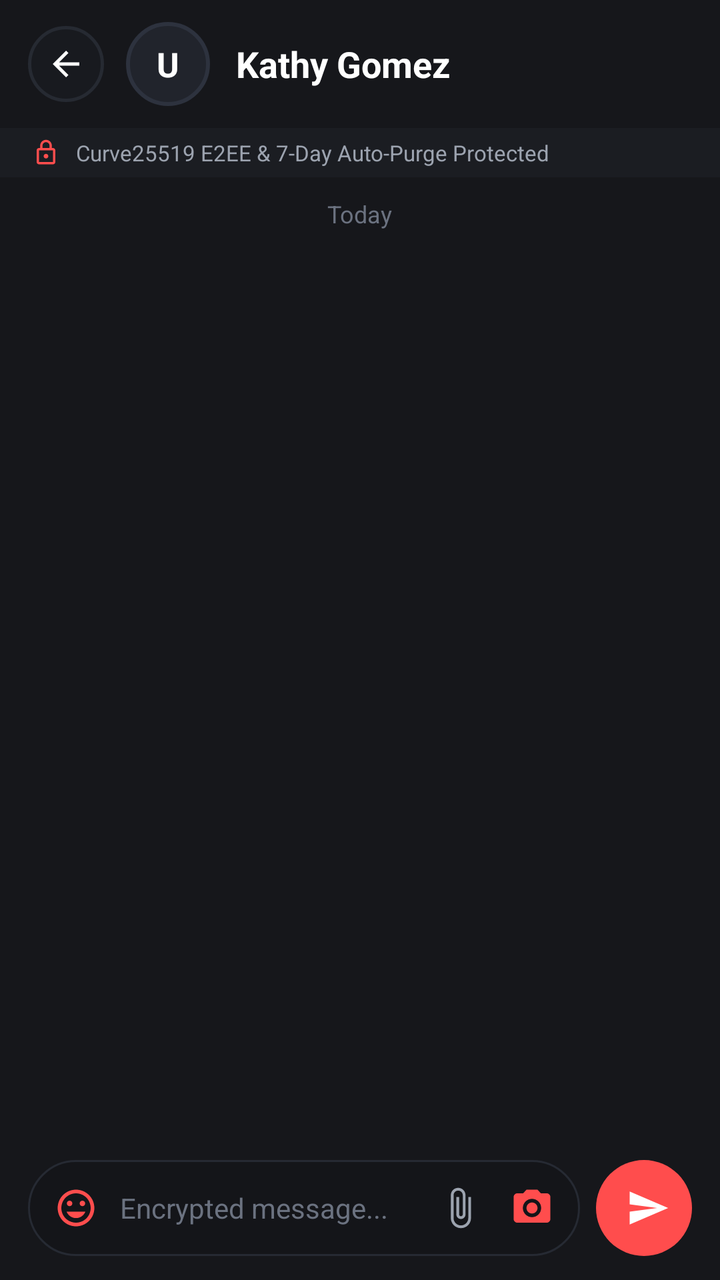
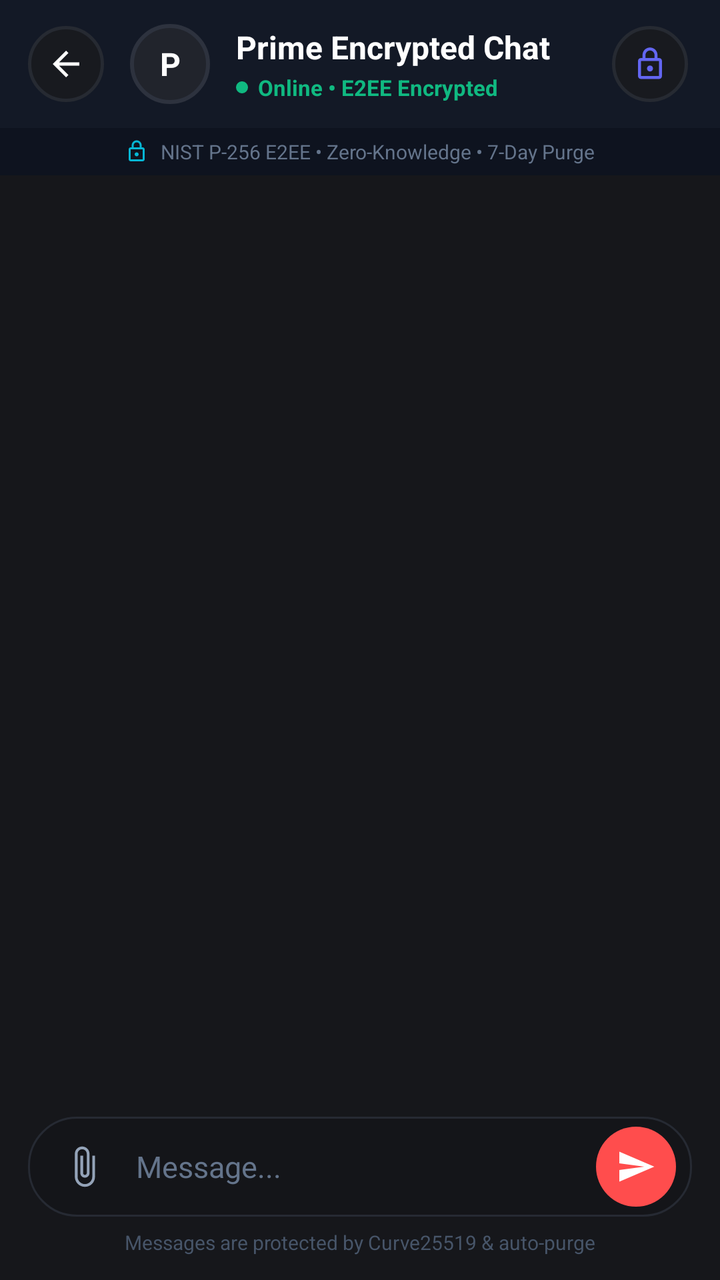

Two renders of the same Android screen: before a commit and after it. Below are the layout's source before the change and the commit's diff.
<!-- AndroidManifest.xml: application theme Theme.AnonChat -->
<!-- res/layout/activity_conversation.xml -->
<?xml version="1.0" encoding="utf-8"?>
<LinearLayout xmlns:android="http://schemas.android.com/apk/res/android"
    xmlns:app="http://schemas.android.com/apk/res-auto"
    android:layout_width="match_parent"
    android:layout_height="match_parent"
    android:orientation="vertical"
    android:background="@color/dark_background">

    
    <com.google.android.material.appbar.MaterialToolbar
        android:id="@+id/toolbar_chat"
        android:layout_width="match_parent"
        android:layout_height="0dp"
        android:visibility="gone" />

    
    <LinearLayout
        android:id="@+id/ll_chat_custom_header"
        android:layout_width="match_parent"
        android:layout_height="64dp"
        android:orientation="horizontal"
        android:gravity="center_vertical"
        android:paddingStart="14dp"
        android:paddingEnd="16dp"
        android:background="@color/dark_background">

        
        <FrameLayout
            android:id="@+id/btn_chat_back"
            android:layout_width="38dp"
            android:layout_height="38dp"
            android:background="@drawable/bg_circle_button_dark"
            android:clickable="true"
            android:focusable="true">

            <ImageView
                android:layout_width="20dp"
                android:layout_height="20dp"
                android:layout_gravity="center"
                android:src="?attr/homeAsUpIndicator"
                app:tint="#FFFFFF"
                android:contentDescription="Back" />
        </FrameLayout>

        
        <FrameLayout
            android:layout_width="44dp"
            android:layout_height="44dp"
            android:layout_marginStart="10dp">

            <TextView
                android:id="@+id/tv_chat_avatar_initial"
                android:layout_width="42dp"
                android:layout_height="42dp"
                android:layout_gravity="center"
                android:background="@drawable/bg_avatar_circle"
                android:gravity="center"
                android:text="U"
                android:textColor="#FFFFFF"
                android:textSize="17sp"
                android:textStyle="bold" />
        </FrameLayout>

        
        <LinearLayout
            android:layout_width="0dp"
            android:layout_height="wrap_content"
            android:layout_weight="1"
            android:layout_marginStart="12dp"
            android:orientation="vertical"
            android:gravity="center_vertical">

            <TextView
                android:id="@+id/tv_chat_recipient_name"
                android:layout_width="wrap_content"
                android:layout_height="wrap_content"
                android:text="Kathy Gomez"
                android:textColor="#FFFFFF"
                android:textSize="18sp"
                android:textStyle="bold"
                android:singleLine="true"
                android:ellipsize="end" />
        </LinearLayout>
    </LinearLayout>

    
    <LinearLayout
        android:id="@+id/banner_security_disclosure"
        android:layout_width="match_parent"
        android:layout_height="wrap_content"
        android:orientation="horizontal"
        android:background="#1B1D22"
        android:paddingTop="5dp"
        android:paddingBottom="5dp"
        android:paddingStart="16dp"
        android:paddingEnd="16dp"
        android:gravity="center_vertical"
        android:clickable="true"
        android:focusable="true">

        <ImageView
            android:layout_width="14dp"
            android:layout_height="14dp"
            android:src="@drawable/ic_lock"
            app:tint="#FF4D4D"
            android:contentDescription="Shield" />

        <TextView
            android:layout_width="0dp"
            android:layout_height="wrap_content"
            android:layout_weight="1"
            android:layout_marginStart="8dp"
            android:text="Curve25519 E2EE &amp; 7-Day Auto-Purge Protected"
            android:textSize="11sp"
            android:textColor="#9CA3AF" />
    </LinearLayout>

    
    <TextView
        android:id="@+id/tv_date_chip"
        android:layout_width="wrap_content"
        android:layout_height="wrap_content"
        android:layout_gravity="center_horizontal"
        android:layout_marginTop="10dp"
        android:layout_marginBottom="4dp"
        android:text="Today"
        android:textSize="12sp"
        android:textColor="#6B7280" />

    
    <androidx.recyclerview.widget.RecyclerView
        android:id="@+id/rv_messages"
        android:layout_width="match_parent"
        android:layout_height="0dp"
        android:layout_weight="1"
        android:clipToPadding="false"
        android:paddingTop="6dp"
        android:paddingBottom="10dp"
        android:background="@color/dark_background" />

    
    <LinearLayout
        android:id="@+id/container_trial_expired"
        android:layout_width="match_parent"
        android:layout_height="wrap_content"
        android:orientation="vertical"
        android:background="#1B1D22"
        android:padding="16dp"
        android:gravity="center"
        android:visibility="gone">

        <TextView
            android:layout_width="wrap_content"
            android:layout_height="wrap_content"
            android:text="@string/trial_expired_notice"
            android:textStyle="bold"
            android:textColor="@color/danger"
            android:gravity="center"
            android:textSize="14sp" />

        <com.google.android.material.button.MaterialButton
            android:id="@+id/btn_activate_from_chat"
            android:layout_width="wrap_content"
            android:layout_height="40dp"
            android:layout_marginTop="10dp"
            android:text="@string/activate_license_btn"
            android:textAllCaps="false"
            app:backgroundTint="#FF4D4D"
            app:cornerRadius="20dp" />
    </LinearLayout>

    
    <LinearLayout
        android:id="@+id/container_input_bar"
        android:layout_width="match_parent"
        android:layout_height="wrap_content"
        android:orientation="horizontal"
        android:gravity="center_vertical"
        android:paddingStart="14dp"
        android:paddingEnd="14dp"
        android:paddingBottom="12dp"
        android:paddingTop="6dp"
        android:background="@color/dark_background">

        
        <LinearLayout
            android:id="@+id/ll_input_box"
            android:layout_width="0dp"
            android:layout_height="48dp"
            android:layout_weight="1"
            android:background="@drawable/bg_input_rounded"
            android:orientation="horizontal"
            android:gravity="center_vertical"
            android:paddingStart="8dp"
            android:paddingEnd="8dp">

            
            <ImageView
                android:id="@+id/btn_emoji"
                android:layout_width="32dp"
                android:layout_height="32dp"
                android:padding="5dp"
                android:src="@drawable/ic_mood"
                app:tint="#FF4D4D"
                android:clickable="true"
                android:focusable="true"
                android:background="?attr/selectableItemBackgroundBorderless"
                android:contentDescription="Emoji" />

            
            <EditText
                android:id="@+id/et_message_input"
                android:layout_width="0dp"
                android:layout_height="match_parent"
                android:layout_weight="1"
                android:layout_marginStart="6dp"
                android:layout_marginEnd="6dp"
                android:background="@null"
                android:hint="@string/type_message_hint"
                android:textColorHint="#6B7280"
                android:textColor="#FFFFFF"
                android:textSize="14sp"
                android:singleLine="true" />

            
            <ImageView
                android:id="@+id/btn_attach_media"
                android:layout_width="32dp"
                android:layout_height="32dp"
                android:padding="5dp"
                android:src="@drawable/ic_attach"
                app:tint="#9CA3AF"
                android:clickable="true"
                android:focusable="true"
                android:background="?attr/selectableItemBackgroundBorderless"
                android:contentDescription="Attach Image or Video" />

            
            <ImageView
                android:id="@+id/btn_camera_capture"
                android:layout_width="32dp"
                android:layout_height="32dp"
                android:layout_marginStart="4dp"
                android:padding="5dp"
                android:src="@drawable/ic_camera"
                app:tint="#FF4D4D"
                android:clickable="true"
                android:focusable="true"
                android:background="?attr/selectableItemBackgroundBorderless"
                android:contentDescription="Camera" />
        </LinearLayout>

        
        <FrameLayout
            android:id="@+id/btn_send_container"
            android:layout_width="48dp"
            android:layout_height="48dp"
            android:layout_marginStart="8dp"
            android:background="@drawable/bg_circle_button_coral"
            android:clickable="true"
            android:focusable="true">

            <ImageView
                android:id="@+id/iv_send_icon"
                android:layout_width="22dp"
                android:layout_height="22dp"
                android:layout_gravity="center"
                android:layout_marginStart="2dp"
                android:src="@drawable/ic_send"
                app:tint="#FFFFFF"
                android:contentDescription="@string/send" />

            
            <com.google.android.material.floatingactionbutton.FloatingActionButton
                android:id="@+id/btn_send_message"
                android:layout_width="1dp"
                android:layout_height="1dp"
                android:visibility="gone"
                android:contentDescription="@string/send" />
        </FrameLayout>

    </LinearLayout>

</LinearLayout>
<!-- resources referenced by this layout -->
<resources>
  <color name="danger">#EF4444</color>
  <color name="dark_background">#16171B</color>
  <!-- drawable bg_avatar_circle (drawable) -->
  <?xml version="1.0" encoding="utf-8"?>
  <shape xmlns:android="http://schemas.android.com/apk/res/android"
      android:shape="oval">
      <solid android:color="#21242C" />
      <stroke
          android:width="2dp"
          android:color="#2D323E" />
  </shape>
  <!-- drawable bg_circle_button_coral (drawable) -->
  <?xml version="1.0" encoding="utf-8"?>
  <shape xmlns:android="http://schemas.android.com/apk/res/android"
      android:shape="oval">
      <solid android:color="#FF4D4D" />
  </shape>
  <!-- drawable bg_circle_button_dark (drawable) -->
  <?xml version="1.0" encoding="utf-8"?>
  <shape xmlns:android="http://schemas.android.com/apk/res/android"
      android:shape="oval">
      <solid android:color="#181A1F" />
      <stroke
          android:width="1.5dp"
          android:color="#262A32" />
  </shape>
  <!-- drawable bg_input_rounded (drawable) -->
  <?xml version="1.0" encoding="utf-8"?>
  <shape xmlns:android="http://schemas.android.com/apk/res/android"
      android:shape="rectangle">
      <solid android:color="#141519" />
      <corners android:radius="24dp" />
      <stroke
          android:width="1dp"
          android:color="#262A33" />
  </shape>
  <!-- drawable ic_camera (drawable) -->
  <vector xmlns:android="http://schemas.android.com/apk/res/android"
      android:width="24dp"
      android:height="24dp"
      android:viewportWidth="24"
      android:viewportHeight="24">
    <path
        android:fillColor="#FFFFFFFF"
        android:pathData="M9,2L7.17,4H4c-1.1,0 -2,0.9 -2,2v12c0,1.1 0.9,2 2,2h16c1.1,0 2,-0.9 2,-2V6c0,-1.1 -0.9,-2 -2,-2h-3.17L15,2H9zm3,15c-2.76,0 -5,-2.24 -5,-5s2.24,-5 5,-5 5,2.24 5,5 -2.24,5 -5,5zm0,-8c-1.66,0 -3,1.34 -3,3s1.34,3 3,3 3,-1.34 3,-3 -1.34,-3 -3,-3z"/>
  </vector>
  <!-- drawable ic_lock (drawable) -->
  <vector xmlns:android="http://schemas.android.com/apk/res/android"
      android:width="24dp"
      android:height="24dp"
      android:viewportWidth="24"
      android:viewportHeight="24">
    <path
        android:fillColor="@color/primary"
        android:pathData="M18,8h-1V6c0,-2.76 -2.24,-5 -5,-5S7,3.24 7,6v2H6c-1.1,0 -2,0.9 -2,2v10c0,1.1 0.9,2 2,2h12c1.1,0 2,-0.9 2,-2V10c0,-1.1 -0.9,-2 -2,-2zM9,6c0,-1.66 1.34,-3 3,-3s3,1.34 3,3v2H9V6zm9,14H6V10h12v10zm-6,-3c1.1,0 2,-0.9 2,-2s-0.9,-2 -2,-2 -2,0.9 -2,2 0.9,2 2,2z"/>
  </vector>
  <!-- drawable ic_mood (drawable) -->
  <vector xmlns:android="http://schemas.android.com/apk/res/android"
      android:width="24dp"
      android:height="24dp"
      android:viewportWidth="24"
      android:viewportHeight="24">
    <path
        android:fillColor="#FFFF4D4D"
        android:pathData="M11.99,2C6.47,2 2,6.48 2,12s4.47,10 9.99,10C17.52,22 22,17.52 22,12S17.52,2 11.99,2zM12,20c-4.42,0 -8,-3.58 -8,-8s3.58,-8 8,-8 8,3.58 8,8 -3.58,8 -8,8zm3.5,-9c0.83,0 1.5,-0.67 1.5,-1.5S16.33,8 15.5,8 14,8.67 14,9.5s0.67,1.5 1.5,1.5zm-7,0c0.83,0 1.5,-0.67 1.5,-1.5S9.33,8 8.5,8 7,8.67 7,9.5 7.67,11 8.5,11zm3.5,6.5c2.33,0 4.31,-1.46 5.11,-3.5H6.89c0.8,2.04 2.78,3.5 5.11,3.5z"/>
  </vector>
  <!-- drawable ic_send (drawable) -->
  <vector xmlns:android="http://schemas.android.com/apk/res/android"
      android:width="24dp"
      android:height="24dp"
      android:viewportWidth="24"
      android:viewportHeight="24">
    <path
        android:fillColor="@color/primary"
        android:pathData="M2.01,21L23,12 2.01,3 2,10l15,2 -15,2z"/>
  </vector>
  <string name="activate_license_btn">Activate License</string>
  <string name="send">Send</string>
  <string name="trial_expired_notice">Trial Expired. Contact the Owner to Get Your License.</string>
  <string name="type_message_hint">Encrypted message...</string>
  <color name="primary">#FF4D4D</color>
  <color name="primary_dark">#131417</color>
  <color name="accent">#FF4D4D</color>
  <color name="text_primary">#FFFFFF</color>
  <color name="text_secondary">#9CA3AF</color>
  <!-- unchanged entries left out for length: 2 -->
</resources>

<!-- the commit's change to res/layout/activity_conversation.xml (unified diff, before → after) -->
@@ -22,7 +22,7 @@
         android:gravity="center_vertical"
         android:paddingStart="14dp"
         android:paddingEnd="16dp"
-        android:background="@color/dark_background">
+        android:background="#131926">
 
         
         <FrameLayout
@@ -44,20 +44,20 @@
 
         
         <FrameLayout
-            android:layout_width="44dp"
-            android:layout_height="44dp"
-            android:layout_marginStart="10dp">
+            android:layout_width="42dp"
+            android:layout_height="42dp"
+            android:layout_marginStart="12dp">
 
             <TextView
                 android:id="@+id/tv_chat_avatar_initial"
-                android:layout_width="42dp"
-                android:layout_height="42dp"
+                android:layout_width="40dp"
+                android:layout_height="40dp"
                 android:layout_gravity="center"
                 android:background="@drawable/bg_avatar_circle"
                 android:gravity="center"
-                android:text="U"
+                android:text="P"
                 android:textColor="#FFFFFF"
-                android:textSize="17sp"
+                android:textSize="16sp"
                 android:textStyle="bold" />
         </FrameLayout>
 
@@ -74,58 +74,84 @@
                 android:id="@+id/tv_chat_recipient_name"
                 android:layout_width="wrap_content"
                 android:layout_height="wrap_content"
-                android:text="Kathy Gomez"
+                android:text="Prime Encrypted Chat"
                 android:textColor="#FFFFFF"
-                android:textSize="18sp"
+                android:textSize="16sp"
                 android:textStyle="bold"
                 android:singleLine="true"
                 android:ellipsize="end" />
+
+            <LinearLayout
+                android:layout_width="wrap_content"
+                android:layout_height="wrap_content"
+                android:orientation="horizontal"
+                android:gravity="center_vertical"
+                android:layout_marginTop="2dp">
+
+                <View
+                    android:layout_width="6dp"
+                    android:layout_height="6dp"
+                    android:background="@drawable/bg_unread_pill"
+                    android:backgroundTint="#10B981" />
+
+                <TextView
+                    android:id="@+id/tv_chat_status_subtitle"
+                    android:layout_width="wrap_content"
+                    android:layout_height="wrap_content"
+                    android:layout_marginStart="5dp"
+                    android:text="Online • E2EE Encrypted"
+                    android:textColor="#10B981"
+                    android:textSize="11sp"
+                    android:textStyle="bold" />
+            </LinearLayout>
         </LinearLayout>
-    </LinearLayout>
-
-    
-    <LinearLayout
-        android:id="@+id/banner_security_disclosure"
+
+        
+        <FrameLayout
+            android:id="@+id/banner_security_disclosure"
+            android:layout_width="38dp"
+            android:layout_height="38dp"
+            android:background="@drawable/bg_circle_button_dark"
+            android:clickable="true"
+            android:focusable="true">
+
+            <ImageView
+                android:layout_width="18dp"
+                android:layout_height="18dp"
+                android:layout_gravity="center"
+                android:src="@drawable/ic_lock"
+                app:tint="#6366F1"
+                android:contentDescription="Security Info" />
+        </FrameLayout>
+    </LinearLayout>
+
+    
+    <LinearLayout
         android:layout_width="match_parent"
         android:layout_height="wrap_content"
         android:orientation="horizontal"
-        android:background="#1B1D22"
+        android:background="#0E131F"
         android:paddingTop="5dp"
         android:paddingBottom="5dp"
         android:paddingStart="16dp"
         android:paddingEnd="16dp"
-        android:gravity="center_vertical"
-        android:clickable="true"
-        android:focusable="true">
+        android:gravity="center">
 
         <ImageView
-            android:layout_width="14dp"
-            android:layout_height="14dp"
+            android:layout_width="12dp"
+            android:layout_height="12dp"
             android:src="@drawable/ic_lock"
-            app:tint="#FF4D4D"
+            app:tint="#06B6D4"
             android:contentDescription="Shield" />
 
         <TextView
-            android:layout_width="0dp"
-            android:layout_height="wrap_content"
-            android:layout_weight="1"
-            android:layout_marginStart="8dp"
-            android:text="Curve25519 E2EE &amp; 7-Day Auto-Purge Protected"
-            android:textSize="11sp"
-            android:textColor="#9CA3AF" />
-    </LinearLayout>
-
-    
-    <TextView
-        android:id="@+id/tv_date_chip"
-        android:layout_width="wrap_content"
-        android:layout_height="wrap_content"
-        android:layout_gravity="center_horizontal"
-        android:layout_marginTop="10dp"
-        android:layout_marginBottom="4dp"
-        android:text="Today"
-        android:textSize="12sp"
-        android:textColor="#6B7280" />
+            android:layout_width="wrap_content"
+            android:layout_height="wrap_content"
+            android:layout_marginStart="6dp"
+            android:text="NIST P-256 E2EE • Zero-Knowledge • 7-Day Purge"
+            android:textSize="10sp"
+            android:textColor="#64748B" />
+    </LinearLayout>
 
     
     <androidx.recyclerview.widget.RecyclerView
@@ -134,7 +160,7 @@
         android:layout_height="0dp"
         android:layout_weight="1"
         android:clipToPadding="false"
-        android:paddingTop="6dp"
+        android:paddingTop="8dp"
         android:paddingBottom="10dp"
         android:background="@color/dark_background" />
 
@@ -165,7 +191,7 @@
             android:layout_marginTop="10dp"
             android:text="@string/activate_license_btn"
             android:textAllCaps="false"
-            app:backgroundTint="#FF4D4D"
+            app:backgroundTint="#6366F1"
             app:cornerRadius="20dp" />
     </LinearLayout>
 
@@ -174,8 +200,7 @@
         android:id="@+id/container_input_bar"
         android:layout_width="match_parent"
         android:layout_height="wrap_content"
-        android:orientation="horizontal"
-        android:gravity="center_vertical"
+        android:orientation="vertical"
         android:paddingStart="14dp"
         android:paddingEnd="14dp"
         android:paddingBottom="12dp"
@@ -185,100 +210,82 @@
         
         <LinearLayout
             android:id="@+id/ll_input_box"
-            android:layout_width="0dp"
-            android:layout_height="48dp"
-            android:layout_weight="1"
+            android:layout_width="match_parent"
+            android:layout_height="wrap_content"
+            android:minHeight="50dp"
             android:background="@drawable/bg_input_rounded"
             android:orientation="horizontal"
             android:gravity="center_vertical"
-            android:paddingStart="8dp"
-            android:paddingEnd="8dp">
+            android:paddingStart="10dp"
+            android:paddingEnd="8dp"
+            android:paddingTop="4dp"
+            android:paddingBottom="4dp">
 
             
             <ImageView
-                android:id="@+id/btn_emoji"
-                android:layout_width="32dp"
-                android:layout_height="32dp"
-                android:padding="5dp"
-                android:src="@drawable/ic_mood"
-                app:tint="#FF4D4D"
+                android:id="@+id/btn_attach_media"
+                android:layout_width="36dp"
+                android:layout_height="36dp"
+                android:padding="7dp"
+                android:src="@drawable/ic_attach"
+                app:tint="#94A3B8"
                 android:clickable="true"
                 android:focusable="true"
                 android:background="?attr/selectableItemBackgroundBorderless"
-                android:contentDescription="Emoji" />
+                android:contentDescription="Attach Image or Video" />
 
             
             <EditText
                 android:id="@+id/et_message_input"
                 android:layout_width="0dp"
-                android:layout_height="match_parent"
+                android:layout_height="wrap_content"
                 android:layout_weight="1"
-                android:layout_marginStart="6dp"
-                android:layout_marginEnd="6dp"
+                android:layout_marginStart="8dp"
+                android:layout_marginEnd="8dp"
                 android:background="@null"
-                android:hint="@string/type_message_hint"
-                android:textColorHint="#6B7280"
+                android:hint="Message..."
+                android:textColorHint="#64748B"
                 android:textColor="#FFFFFF"
-                android:textSize="14sp"
-                android:singleLine="true" />
+                android:textSize="15sp"
+                android:maxLines="4" />
 
             
-            <ImageView
-                android:id="@+id/btn_attach_media"
-                android:layout_width="32dp"
-                android:layout_height="32dp"
-                android:padding="5dp"
-                android:src="@drawable/ic_attach"
-                app:tint="#9CA3AF"
+            <FrameLayout
+                android:id="@+id/btn_send_container"
+                android:layout_width="40dp"
+                android:layout_height="40dp"
+                android:background="@drawable/bg_circle_button_coral"
+                android:backgroundTint="@color/primary"
                 android:clickable="true"
-                android:focusable="true"
-                android:background="?attr/selectableItemBackgroundBorderless"
-                android:contentDescription="Attach Image or Video" />
-
-            
-            <ImageView
-                android:id="@+id/btn_camera_capture"
-                android:layout_width="32dp"
-                android:layout_height="32dp"
-                android:layout_marginStart="4dp"
-                android:padding="5dp"
-                android:src="@drawable/ic_camera"
-                app:tint="#FF4D4D"
-                android:clickable="true"
-                android:focusable="true"
-                android:background="?attr/selectableItemBackgroundBorderless"
-                android:contentDescription="Camera" />
+                android:focusable="true">
+
+                <ImageView
+                    android:id="@+id/iv_send_icon"
+                    android:layout_width="20dp"
+                    android:layout_height="20dp"
+                    android:layout_gravity="center"
+                    android:src="@drawable/ic_send"
+                    app:tint="#FFFFFF"
+                    android:contentDescription="@string/send" />
+
+                
+                <com.google.android.material.floatingactionbutton.FloatingActionButton
+                    android:id="@+id/btn_send_message"
+                    android:layout_width="1dp"
+                    android:layout_height="1dp"
+                    android:visibility="gone"
+                    android:contentDescription="@string/send" />
+            </FrameLayout>
         </LinearLayout>
 
-        
-        <FrameLayout
-            android:id="@+id/btn_send_container"
-            android:layout_width="48dp"
-            android:layout_height="48dp"
-            android:layout_marginStart="8dp"
-            android:background="@drawable/bg_circle_button_coral"
-            android:clickable="true"
-            android:focusable="true">
-
-            <ImageView
-                android:id="@+id/iv_send_icon"
-                android:layout_width="22dp"
-                android:layout_height="22dp"
-                android:layout_gravity="center"
-                android:layout_marginStart="2dp"
-                android:src="@drawable/ic_send"
-                app:tint="#FFFFFF"
-                android:contentDescription="@string/send" />
-
-            
-            <com.google.android.material.floatingactionbutton.FloatingActionButton
-                android:id="@+id/btn_send_message"
-                android:layout_width="1dp"
-                android:layout_height="1dp"
-                android:visibility="gone"
-                android:contentDescription="@string/send" />
-        </FrameLayout>
-
+        <TextView
+            android:layout_width="wrap_content"
+            android:layout_height="wrap_content"
+            android:layout_gravity="center_horizontal"
+            android:layout_marginTop="6dp"
+            android:text="Messages are protected by Curve25519 &amp; auto-purge"
+            android:textSize="10sp"
+            android:textColor="#475569" />
     </LinearLayout>
 
 </LinearLayout>
<!-- resource entries referenced after the edit -->
@@ -36,16 +36,13 @@
           android:width="1dp"
           android:color="#262A33" />
   </shape>
-  <!-- drawable ic_camera (drawable) -->
-  <vector xmlns:android="http://schemas.android.com/apk/res/android"
-      android:width="24dp"
-      android:height="24dp"
-      android:viewportWidth="24"
-      android:viewportHeight="24">
-    <path
-        android:fillColor="#FFFFFFFF"
-        android:pathData="M9,2L7.17,4H4c-1.1,0 -2,0.9 -2,2v12c0,1.1 0.9,2 2,2h16c1.1,0 2,-0.9 2,-2V6c0,-1.1 -0.9,-2 -2,-2h-3.17L15,2H9zm3,15c-2.76,0 -5,-2.24 -5,-5s2.24,-5 5,-5 5,2.24 5,5 -2.24,5 -5,5zm0,-8c-1.66,0 -3,1.34 -3,3s1.34,3 3,3 3,-1.34 3,-3 -1.34,-3 -3,-3z"/>
-  </vector>
+  <!-- drawable bg_unread_pill (drawable) -->
+  <?xml version="1.0" encoding="utf-8"?>
+  <shape xmlns:android="http://schemas.android.com/apk/res/android"
+      android:shape="rectangle">
+      <solid android:color="#FF4D4D" />
+      <corners android:radius="12dp" />
+  </shape>
   <!-- drawable ic_lock (drawable) -->
   <vector xmlns:android="http://schemas.android.com/apk/res/android"
       android:width="24dp"
@@ -55,16 +52,6 @@
     <path
         android:fillColor="@color/primary"
         android:pathData="M18,8h-1V6c0,-2.76 -2.24,-5 -5,-5S7,3.24 7,6v2H6c-1.1,0 -2,0.9 -2,2v10c0,1.1 0.9,2 2,2h12c1.1,0 2,-0.9 2,-2V10c0,-1.1 -0.9,-2 -2,-2zM9,6c0,-1.66 1.34,-3 3,-3s3,1.34 3,3v2H9V6zm9,14H6V10h12v10zm-6,-3c1.1,0 2,-0.9 2,-2s-0.9,-2 -2,-2 -2,0.9 -2,2 0.9,2 2,2z"/>
-  </vector>
-  <!-- drawable ic_mood (drawable) -->
-  <vector xmlns:android="http://schemas.android.com/apk/res/android"
-      android:width="24dp"
-      android:height="24dp"
-      android:viewportWidth="24"
-      android:viewportHeight="24">
-    <path
-        android:fillColor="#FFFF4D4D"
-        android:pathData="M11.99,2C6.47,2 2,6.48 2,12s4.47,10 9.99,10C17.52,22 22,17.52 22,12S17.52,2 11.99,2zM12,20c-4.42,0 -8,-3.58 -8,-8s3.58,-8 8,-8 8,3.58 8,8 -3.58,8 -8,8zm3.5,-9c0.83,0 1.5,-0.67 1.5,-1.5S16.33,8 15.5,8 14,8.67 14,9.5s0.67,1.5 1.5,1.5zm-7,0c0.83,0 1.5,-0.67 1.5,-1.5S9.33,8 8.5,8 7,8.67 7,9.5 7.67,11 8.5,11zm3.5,6.5c2.33,0 4.31,-1.46 5.11,-3.5H6.89c0.8,2.04 2.78,3.5 5.11,3.5z"/>
   </vector>
   <!-- drawable ic_send (drawable) -->
   <vector xmlns:android="http://schemas.android.com/apk/res/android"
@@ -79,7 +66,6 @@
   <string name="activate_license_btn">Activate License</string>
   <string name="send">Send</string>
   <string name="trial_expired_notice">Trial Expired. Contact the Owner to Get Your License.</string>
-  <string name="type_message_hint">Encrypted message...</string>
   <color name="primary">#FF4D4D</color>
   <color name="primary_dark">#131417</color>
   <color name="accent">#FF4D4D</color>
